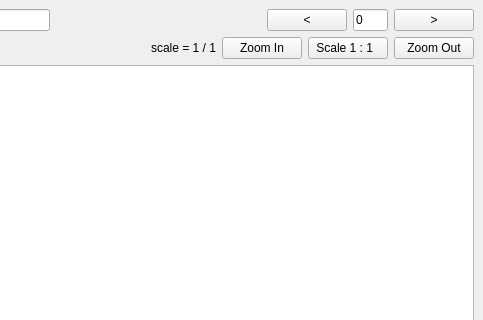
Before: the Qt Designer form src/client/view_client.ui in ccp4/DUI2, drawn with Qt 5; both pictures show x 262 to 745 and y 0 to 320 of the 745 by 694 pixel window.
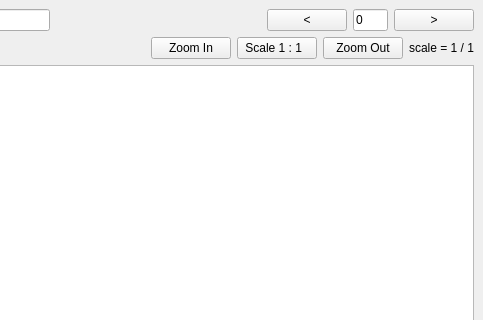
After: the same form once the commit is applied.

Commit message: making viewer to behave more like the full dui

```diff
--- a/src/client/view_client.ui
+++ b/src/client/view_client.ui
@@ -106,13 +106,6 @@
           </property>
          </spacer>
         </item>
-        <item>
-         <widget class="QLabel" name="InvScaleLabel">
-          <property name="text">
-           <string>scale = 1 / 1</string>
-          </property>
-         </widget>
-        </item>
         <item>
          <widget class="QPushButton" name="ZoomInButton">
           <property name="text">
@@ -134,6 +127,13 @@
           </property>
          </widget>
         </item>
+        <item>
+         <widget class="QLabel" name="InvScaleLabel">
+          <property name="text">
+           <string>scale = 1 / 1</string>
+          </property>
+         </widget>
+        </item>
        </layout>
       </item>
       <item>
```
The commit also changes 2 other files.
